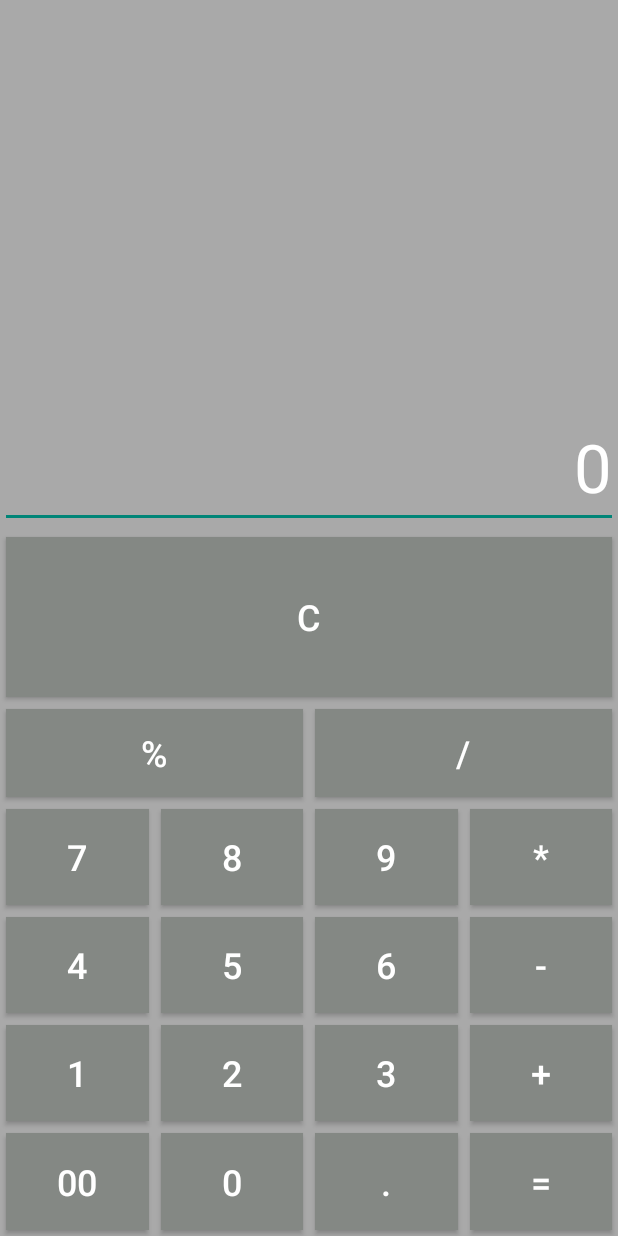
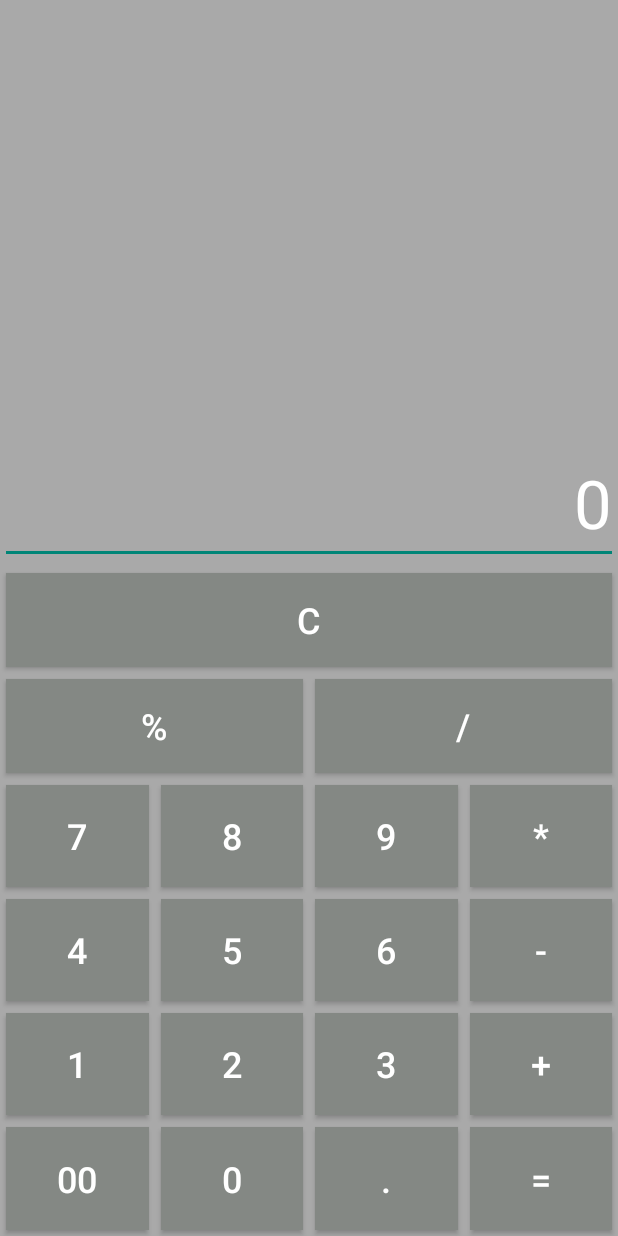
Before and after one commit to swathiv7/Calculator-Application, an Android app built with Jetpack Compose: the screen it shows after launch (MainActivity), on a phone screen of 412 x 824 dp. Run offline under Robolectric (Android 15) with nearby library versions, the phone set to English and light mode, and no system bars.

```diff
--- a/app/src/main/res/layout/activity_main.xml
+++ b/app/src/main/res/layout/activity_main.xml
@@ -40,8 +40,6 @@
         <Button
             android:id="@+id/percentage"
             style="@style/DeleteButton"
-            android:layout_width="0dp"
-            android:layout_height="0dp"
             android:layout_column="0"
             android:layout_columnSpan="2"
             android:onClick="percentEvent"
--- a/app/src/main/res/values/styles.xml
+++ b/app/src/main/res/values/styles.xml
@@ -13,7 +13,8 @@
 
 
     <style name="DeleteButton">
-
+        <item name="android:layout_width">0dp</item>
+        <item name="android:layout_height">0dp</item>
         <item name="android:layout_columnWeight">1</item>
         <item name="android:layout_rowWeight">1</item>
         <item name="android:textSize">24sp</item>
```
Also changed, not shown: app/src/main/java/com/example/calculatorapplication/MainActivity.kt (+7 -1 lines).
